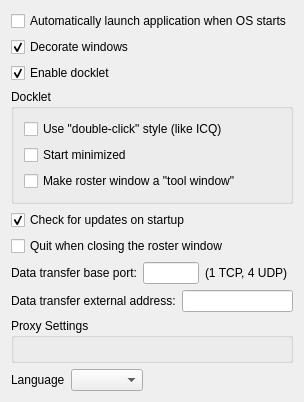
Old version of the form src/options/opt_application.ui in the repository psi-plus/psi-plus-snapshots.
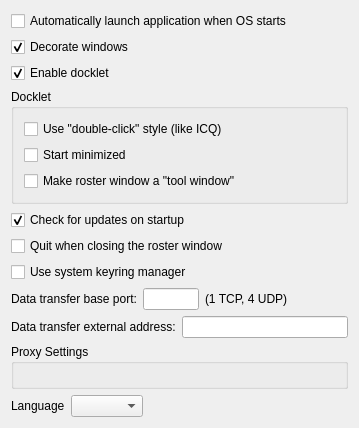
New version of the form.

```diff
--- a/src/options/opt_application.ui
+++ b/src/options/opt_application.ui
@@ -1,12 +1,12 @@
 <ui version="4.0" >
  <class>OptApplication</class>
- <widget class="QWidget" name="OptApplication" >
-  <property name="geometry" >
+ <widget class="QWidget" name="OptApplication">
+  <property name="geometry">
    <rect>
     <x>0</x>
     <y>0</y>
-    <width>304</width>
-    <height>402</height>
+    <width>359</width>
+    <height>416</height>
    </rect>
   </property>
   <property name="windowTitle" >
@@ -103,7 +103,17 @@
     </widget>
    </item>
    <item>
-    <layout class="QHBoxLayout" >
+    <widget class="QCheckBox" name="ck_useKeychain">
+     <property name="toolTip">
+      <string>Keep accounts' passwords in more secure system keyring manager instead of profile settings.</string>
+     </property>
+     <property name="text">
+      <string>Use system keyring manager</string>
+     </property>
+    </widget>
+   </item>
+   <item>
+    <layout class="QHBoxLayout">
      <item>
       <widget class="QLabel" name="textLabel1" >
        <property name="text" >
@@ -119,18 +129,18 @@
          <height>0</height>
         </size>
        </property>
+       <property name="maximumSize">
+        <size>
+         <width>56</width>
+         <height>32767</height>
+        </size>
+       </property>
        <property name="inputMask">
-        <string>99999; </string>
+        <string>99999</string>
        </property>
        <property name="maxLength">
         <number>5</number>
        </property>
-       <property name="maximumSize" >
-        <size>
-         <width>56</width>
-         <height>32767</height>
-        </size>
-       </property>
       </widget>
      </item>
      <item>
@@ -237,7 +247,7 @@
    </item>
   </layout>
  </widget>
- <layoutdefault spacing="6" margin="11" />
+ <layoutdefault spacing="6" margin="11"/>
  <tabstops>
   <tabstop>ck_winDecor</tabstop>
   <tabstop>ck_docklet</tabstop>
```
Left out of the diff: 97 changed lines with no effect on the pictures.
